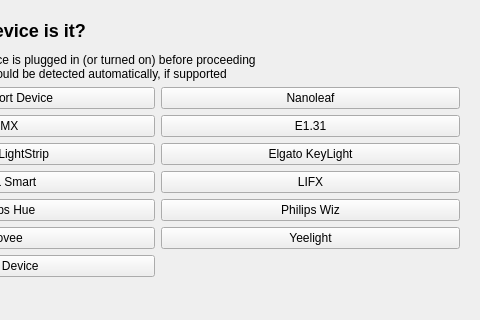
This is qt/ManualDevicesSettingsPage/AddDeviceDialog/AddDeviceDialog.ui in CalcProgrammer1/OpenRGB as Qt 5 draws it before an edit; both pictures show x 165 to 645 and y 0 to 320 of the 645 by 556 pixel window. The edited form follows.
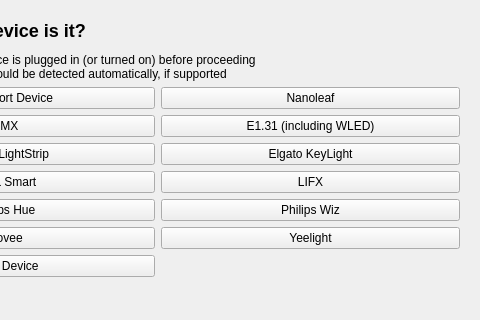
This is the edited form. Custom widgets are drawn as their Qt base class.

Commit message: Add WLED comment on E1.31 button

The edit to the form file:
```diff
--- a/qt/ManualDevicesSettingsPage/AddDeviceDialog/AddDeviceDialog.ui
+++ b/qt/ManualDevicesSettingsPage/AddDeviceDialog/AddDeviceDialog.ui
@@ -90,7 +90,7 @@
          <item row="1" column="1">
           <widget class="QPushButton" name="ButtonE131">
            <property name="text">
-            <string>E1.31</string>
+            <string>E1.31 (including WLED)</string>
            </property>
           </widget>
          </item>
```
